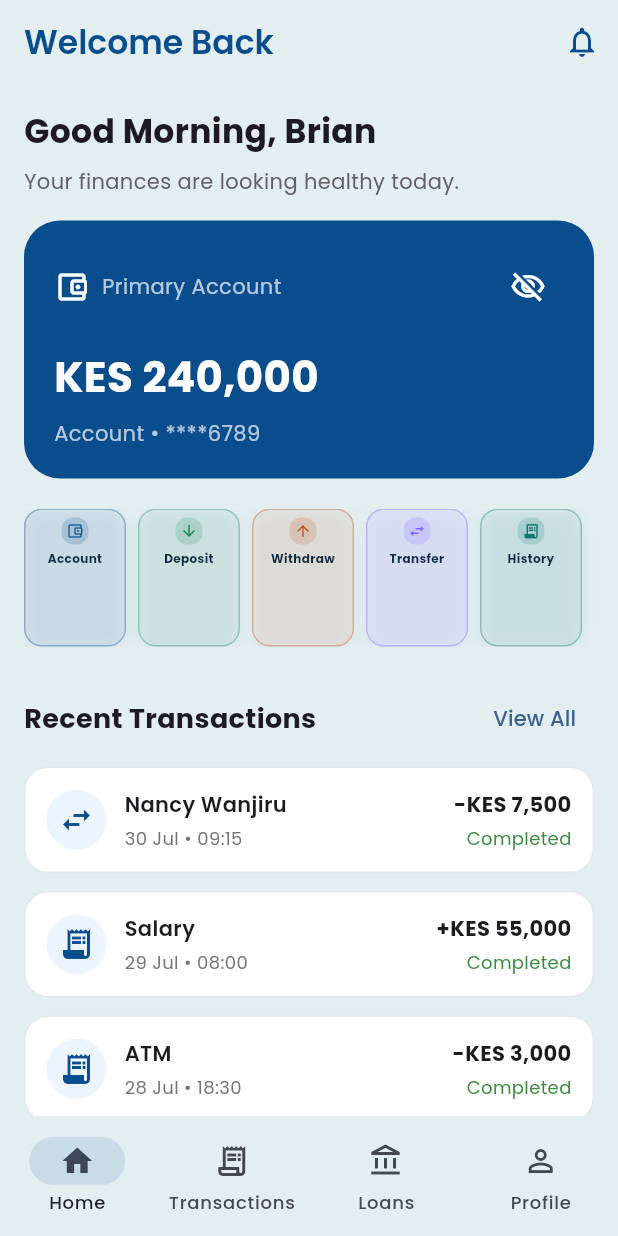
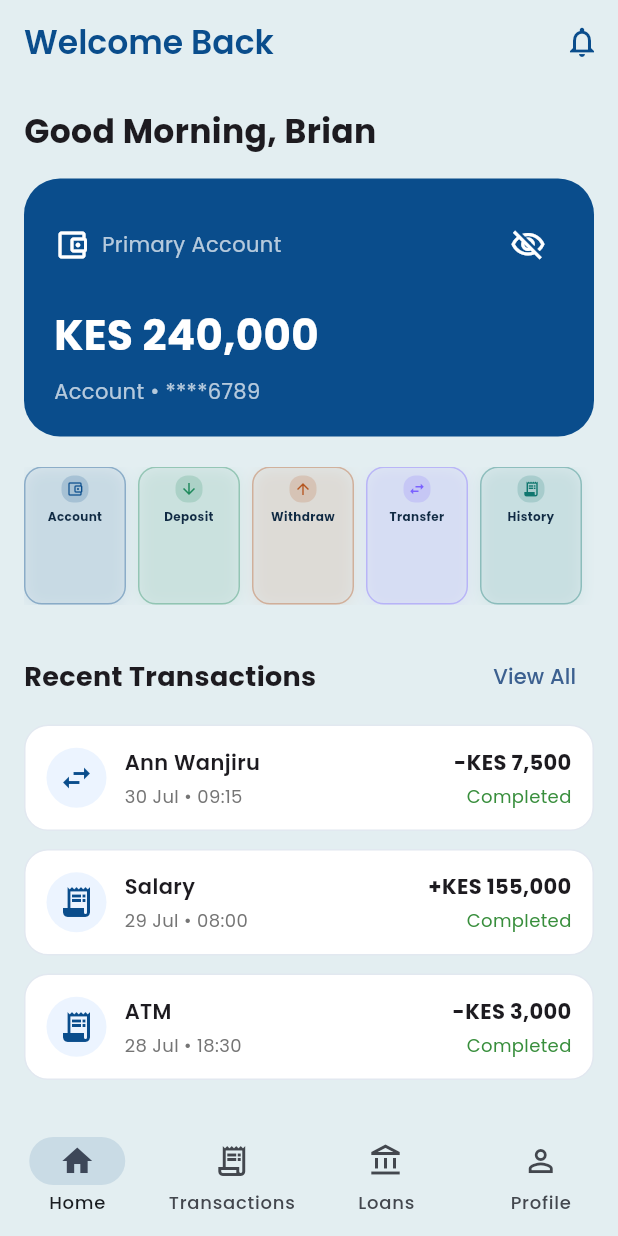
Before and after one commit to rayv7/WantamHoldings, a Flutter app: the DashboardScreen screen opened directly, on a phone screen of 412 x 824 dp. Run offline on Flutter 3.47's test engine with Material 3 defaults, Android fonts, the light colour scheme and no system bars; our stand-ins replace google_fonts.

Commit message:
01/ dashboard screen changes

```diff
--- a/frontend/lib/screens/dashboard_screen.dart
+++ b/frontend/lib/screens/dashboard_screen.dart
@@ -92,7 +92,7 @@ class DashboardHomeView extends StatelessWidget {
     final transactions = [
       const TransactionModel(
         type: 'Transfer',
-        merchant: 'Nancy Wanjiru',
+        merchant: 'Ann Wanjiru',
         date: '30 Jul',
         time: '09:15',
         amount: '-KES 7,500',
@@ -103,7 +103,7 @@ class DashboardHomeView extends StatelessWidget {
         merchant: 'Salary',
         date: '29 Jul',
         time: '08:00',
-        amount: '+KES 55,000',
+        amount: '+KES 155,000',
         status: 'Completed',
       ),
       const TransactionModel(
@@ -127,11 +127,6 @@ class DashboardHomeView extends StatelessWidget {
               fontSize: 22,
               fontWeight: FontWeight.w700,
             ),
-          ),
-          const SizedBox(height: 8),
-          Text(
-            'Your finances are looking healthy today.',
-            style: GoogleFonts.poppins(color: Colors.grey[700]),
           ),
           const SizedBox(height: 16),
           GestureDetector(
```
